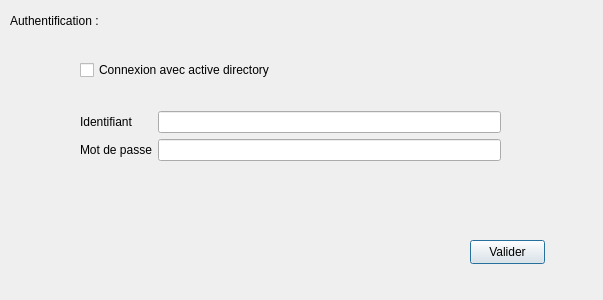
Before: the Qt Designer form dlg_authentification.ui in InformatiqueAtmoNA/tam, drawn with Qt 5.
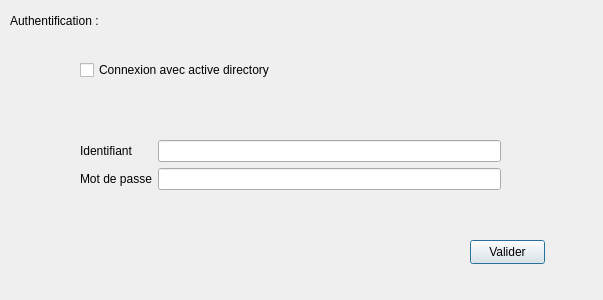
After: the same form once the commit is applied.

Diff of the .ui file:
```diff
--- a/dlg_authentification.ui
+++ b/dlg_authentification.ui
@@ -35,7 +35,7 @@
      <x>80</x>
      <y>60</y>
      <width>421</width>
-     <height>101</height>
+     <height>130</height>
     </rect>
    </property>
    <layout class="QVBoxLayout" name="verticalLayout">
```
Left out of the diff: 26 changed lines with no effect on the pictures.
